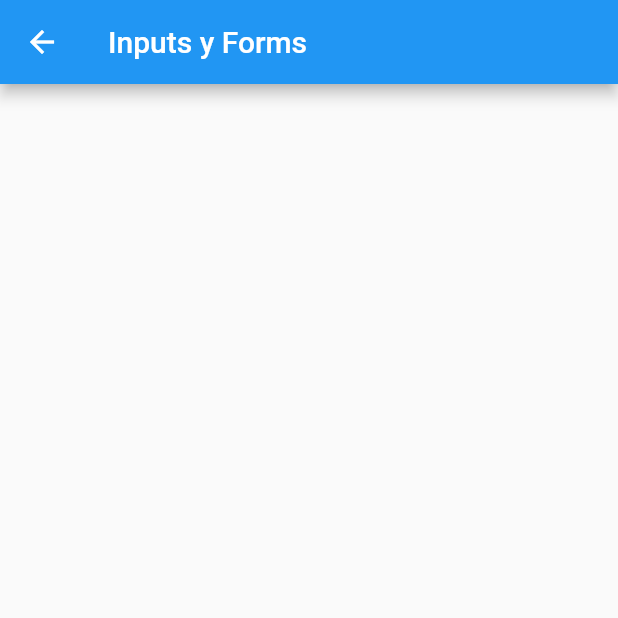
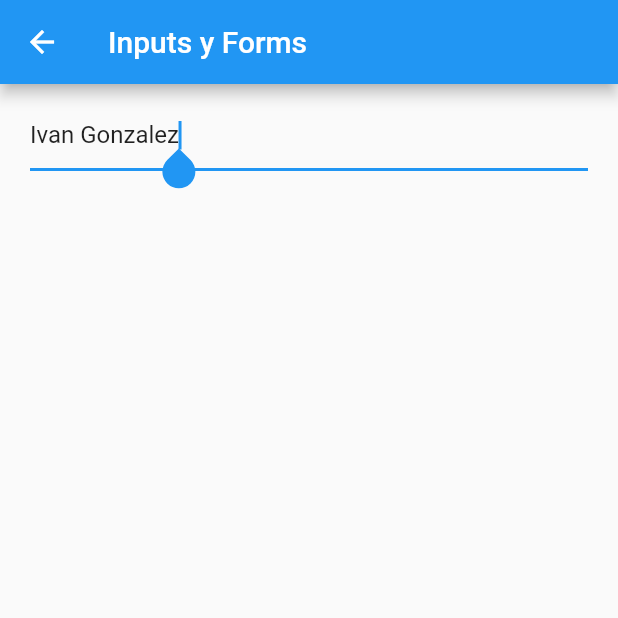
Before and after one commit to iglez/componentes_23, a Flutter app: the InputScreen screen opened by its route, on a phone screen of 412 x 824 dp, the top half of it. Run offline on Flutter 3.47's test engine with Material 2 defaults, Android fonts, the phone set to English and light mode, and no system bars.

```diff
--- a/lib/screens/input_screen.dart
+++ b/lib/screens/input_screen.dart
@@ -17,10 +17,14 @@ class InputScreen extends StatelessWidget {
           ),
           child: Column(
             children: [
-
-
-
-
+              TextFormField(
+                autofocus: true,
+                initialValue: 'Ivan Gonzalez',
+                textCapitalization: TextCapitalization.words,
+                onChanged: (value) {
+                  print('El valor es $value');
+                },
+              )
             ],
           ),
         ),
```
